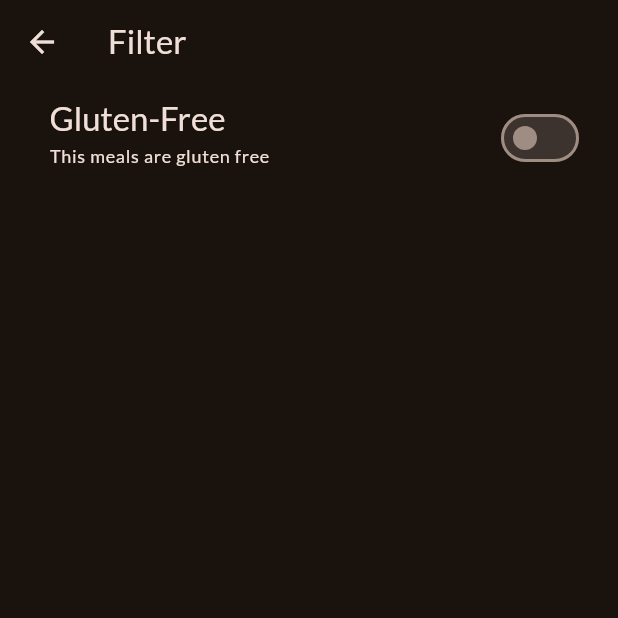
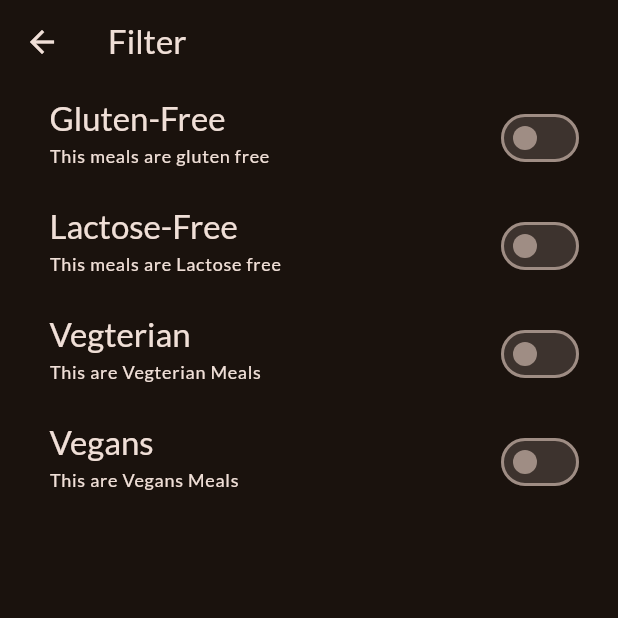
Before and after one commit to abdGhost/simple_shop_app, a Flutter app: the FiltersScreen screen opened directly, on a phone screen of 412 x 824 dp, the top half of it. Run offline on Flutter 3.47's test engine with Material 2 defaults, Android fonts, the phone set to English and light mode, and no system bars; our stand-ins replace google_fonts, transparent_image.

```diff
--- a/lib/screens/categories_screen.dart
+++ b/lib/screens/categories_screen.dart
@@ -10,12 +10,14 @@ class CategoriesScreen extends StatelessWidget {
   CategoriesScreen({
     super.key,
     required this.onToggle,
+    required this.availableMeals,
   });
 
   void Function(Meal meal) onToggle;
+  final List<Meal> availableMeals;
 
   void _selectedCategory(BuildContext context, CategoryModel category) {
-    final filterMeal = dummyMeals
+    final filterMeal = availableMeals
         .where((meal) => meal.categories.contains(category.id))
         .toList();
     Navigator.of(context).push(
--- a/lib/screens/filters_screen.dart
+++ b/lib/screens/filters_screen.dart
@@ -1,4 +1,13 @@
 import 'package:flutter/material.dart';
+import 'package:shop_app/screens/tabs_screen.dart';
+import 'package:shop_app/widgets/main_drawer_widget.dart';
+
+enum Fliters {
+  gultenFree,
+  lactoseFree,
+  vegeterian,
+  vegan,
+}
 
 class FiltersScreen extends StatefulWidget {
   const FiltersScreen({super.key});
@@ -10,10 +19,35 @@ class FiltersScreen extends StatefulWidget {
 
 class _FiltersScreenState extends State<FiltersScreen> {
   var _gultenFreeFilterSet = false;
+  var _lactoseFreeFilterSet = false;
+  var _vegterianFilterSet = false;
+  var _veganFilterSet = false;
 
   @override
   Widget build(BuildContext context) {
-    return Scaffold(
+    return WillPopScope(
+      onWillPop: () async {
+        Navigator.of(context).pop({
+          Fliters.gultenFree: _gultenFreeFilterSet,
+          Fliters.lactoseFree: _lactoseFreeFilterSet,
+          Fliters.vegeterian: _vegterianFilterSet,
+          Fliters.vegan: _veganFilterSet,
+        });
+        return false;
+      },
+      child: Scaffold(
+        // drawer: MainDrawerWidget(
+        //   onSelectScreen: (identifier) {
+        //     Navigator.of(context).pop();
+        //     if (identifier == 'meals') {
+        //       Navigator.of(context).pushReplacement(
+        //         MaterialPageRoute(
+        //           builder: (ctx) => const TabsScreen(),
+        //         ),
+        //       );
+        //     }
+        //   },
+        // ),
         appBar: AppBar(
           title: const Text("Filter"),
         ),
@@ -43,8 +77,84 @@ class _FiltersScreenState extends State<FiltersScreen> {
                 left: 33,
                 right: 22,
               ),
+            ),
+            SwitchListTile(
+              value: _lactoseFreeFilterSet,
+              onChanged: (isChecked) {
+                setState(() {
+                  _lactoseFreeFilterSet = isChecked;
+                });
+              },
+              title: Text(
+                'Lactose-Free',
+                style: Theme.of(context).textTheme.titleLarge!.copyWith(
+                      color: Theme.of(context).colorScheme.onBackground,
+                    ),
+              ),
+              subtitle: Text(
+                'This meals are Lactose free',
+                style: Theme.of(context).textTheme.labelMedium!.copyWith(
+                      color: Theme.of(context).colorScheme.onBackground,
+                    ),
+              ),
+              activeColor: Theme.of(context).colorScheme.tertiary,
+              contentPadding: const EdgeInsets.only(
+                left: 33,
+                right: 22,
+              ),
+            ),
+            SwitchListTile(
+              value: _vegterianFilterSet,
+              onChanged: (isChecked) {
+                setState(() {
+                  _vegterianFilterSet = isChecked;
+                });
+              },
+              title: Text(
+                'Vegterian',
+                style: Theme.of(context).textTheme.titleLarge!.copyWith(
+                      color: Theme.of(context).colorScheme.onBackground,
+                    ),
+              ),
+              subtitle: Text(
+                'This are Vegterian Meals',
+                style: Theme.of(context).textTheme.labelMedium!.copyWith(
+                      color: Theme.of(context).colorScheme.onBackground,
+                    ),
+              ),
+              activeColor: Theme.of(context).colorScheme.tertiary,
+              contentPadding: const EdgeInsets.only(
+                left: 33,
+                right: 22,
+              ),
+            ),
+            SwitchListTile(
+              value: _veganFilterSet,
+              onChanged: (isChecked) {
+                setState(() {
+                  _veganFilterSet = isChecked;
+                });
+              },
+              title: Text(
+                'Vegans',
+                style: Theme.of(context).textTheme.titleLarge!.copyWith(
+                      color: Theme.of(context).colorScheme.onBackground,
+                    ),
+              ),
+              subtitle: Text(
+                'This are Vegans Meals',
+                style: Theme.of(context).textTheme.labelMedium!.copyWith(
+                      color: Theme.of(context).colorScheme.onBackground,
+                    ),
+              ),
+              activeColor: Theme.of(context).colorScheme.tertiary,
+              contentPadding: const EdgeInsets.only(
+                left: 33,
+                right: 22,
+              ),
             )
           ],
+        ),
       ),
     );
   }
```
Also changed, not shown: lib/screens/tabs_screen.dart (+42 -3 lines). Lines whose indentation alone changed are shown as unchanged.
